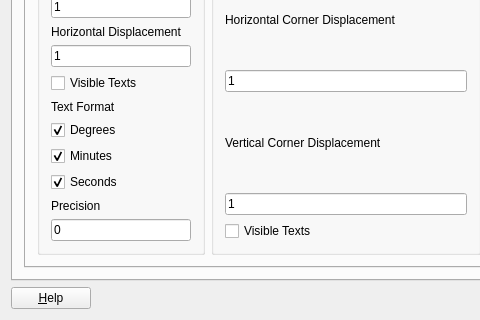
The window that src/terralib/layout/qt/ui/GridSettings.ui (claudiobogossian/terraprint) describes before a commit, drawn with Qt 5; both pictures show x 0 to 480 and y 301 to 621 of the 794 by 621 pixel window.
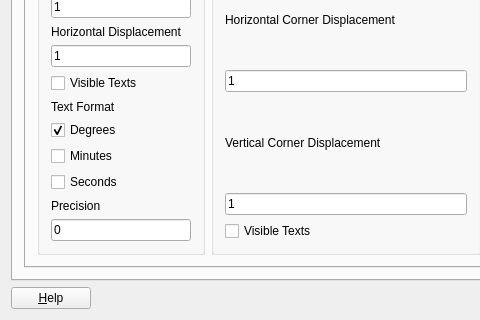
The same window after the commit. The open tabs and pages were chosen to show the change.

Commit message: insert mark where bolder intersects with lines gaps fixes #69

The edit to the form file:
```diff
--- a/src/terralib/layout/qt/ui/GridSettings.ui
+++ b/src/terralib/layout/qt/ui/GridSettings.ui
@@ -2319,9 +2319,6 @@
                   <property name="text">
                    <string>Minutes</string>
                   </property>
-                  <property name="checked">
-                   <bool>true</bool>
-                  </property>
                  </widget>
                 </item>
                 <item row="9" column="0">
@@ -2329,9 +2326,6 @@
                   <property name="text">
                    <string>Seconds</string>
                   </property>
-                  <property name="checked">
-                   <bool>true</bool>
-                  </property>
                  </widget>
                 </item>
                 <item row="10" column="0">
```
Left out of the diff: 6 changed lines with no effect on the pictures. The commit also changes 2 other files.
